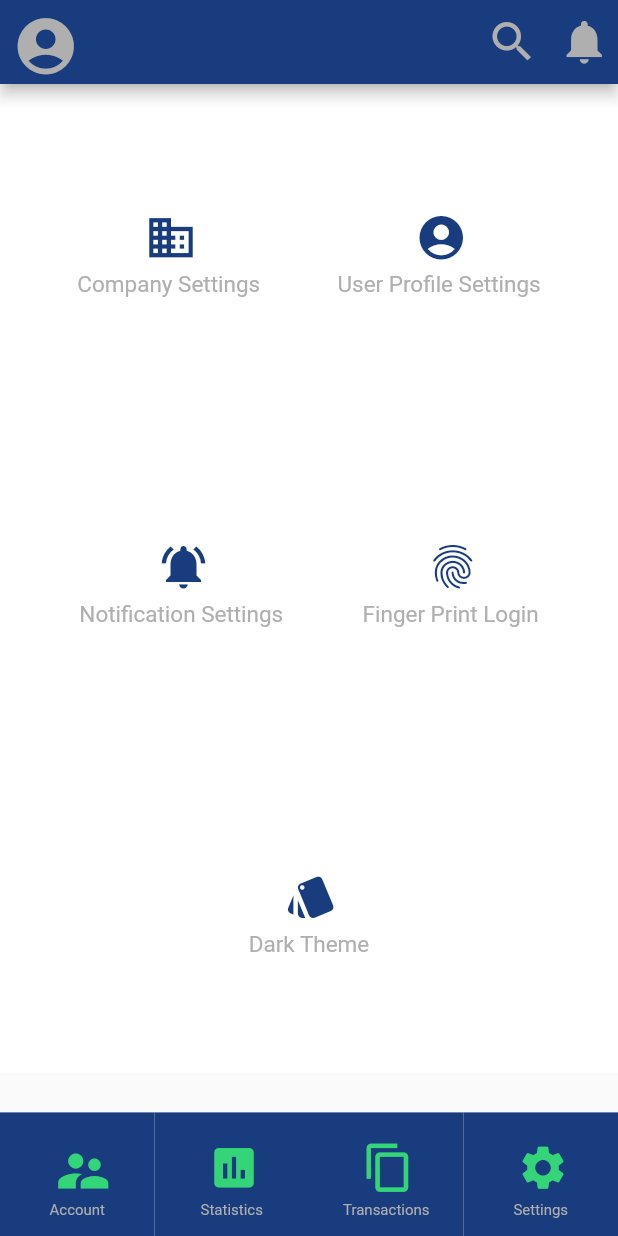
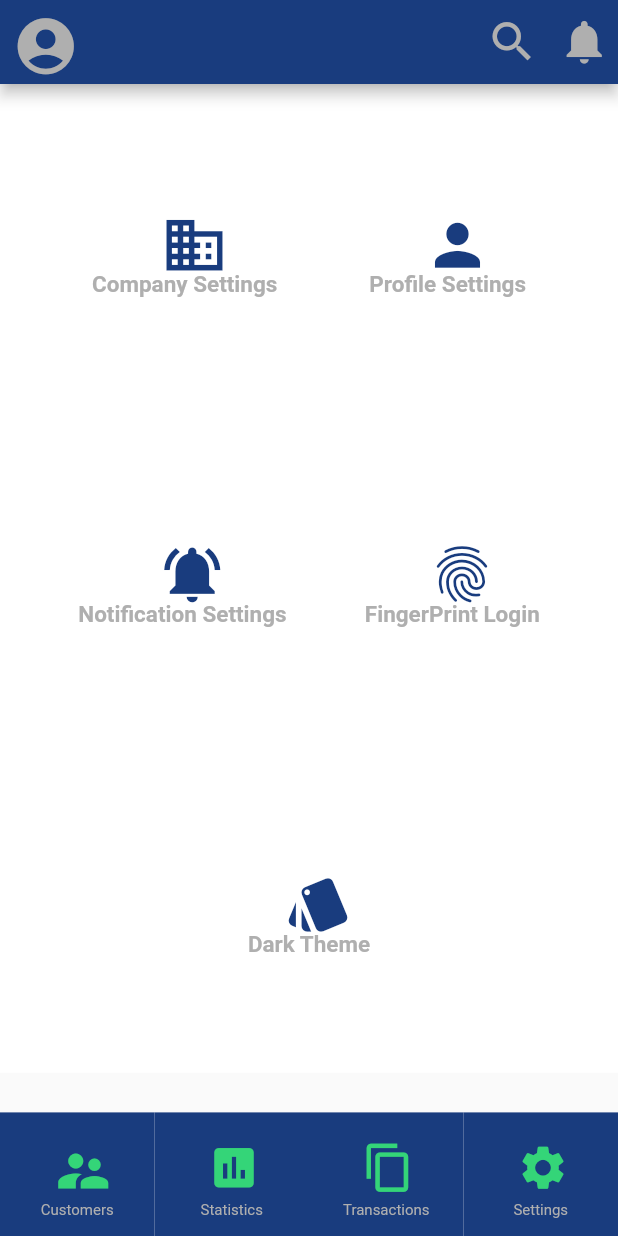
Before and after one commit to muthu-tm/insta-mfin, a Flutter app: the SettingMain screen opened directly, on a phone screen of 412 x 824 dp. Run offline on Flutter 3.47's test engine with Material 2 defaults, Android fonts, the phone set to English and light mode, and no system bars; our stand-ins replace cloud_firestore, email_validator, firebase_auth, moor, moor_flutter; accounts and stored records are empty; generated files the repository leaves out were written again.

Commit message:
integrated use landing page and setting page; organised the code

```diff
--- a/lib/Customer/AddCustomerPage.dart
+++ b/lib/Customer/AddCustomerPage.dart
@@ -1,5 +1,5 @@
 import 'package:flutter/material.dart';
-import 'package:instamfin/AppMain/appBar.dart';
+import 'package:instamfin/screens/app/appBar.dart';
 import 'package:instamfin/Common/CustomTextFormField.dart';
 
 class AddCustomerScreen extends StatefulWidget {
--- a/lib/Customer/profile.dart
+++ b/lib/Customer/profile.dart
@@ -1,7 +1,7 @@
 import 'package:flutter/material.dart';
 import 'package:flutter/rendering.dart';
-import 'package:instamfin/AppMain/appBar.dart';
-import 'package:instamfin/AppMain/bottomBar.dart';
+import 'package:instamfin/screens/app/appBar.dart';
+import 'package:instamfin/screens/app/bottomBar.dart';
 import 'package:instamfin/Common/CustomTextFormField.dart';
 import 'package:instamfin/Customer/customerOptions.dart';
 
--- a/lib/Customer/user.dart
+++ b/lib/Customer/user.dart
@@ -1,6 +1,6 @@
 import 'package:flutter/material.dart';
-import 'package:instamfin/AppMain/appBar.dart';
-import 'package:instamfin/AppMain/bottomBar.dart';
+import 'package:instamfin/screens/app/appBar.dart';
+import 'package:instamfin/screens/app/bottomBar.dart';
 import 'package:instamfin/Common/CustomTextField.dart';
 
 
--- a/lib/screens/LoginPage.dart
+++ b/lib/screens/LoginPage.dart
@@ -1,7 +1,7 @@
 import 'package:flutter/material.dart';
 import 'package:instamfin/Customer/profile.dart';
-import 'package:instamfin/screens/common/colors.dart';
-import 'package:instamfin/screens/common/validator.dart';
+import 'package:instamfin/screens/utils/colors.dart';
+import 'package:instamfin/screens/utils/validator.dart';
 import 'package:instamfin/services/controllers/auth/auth_controller.dart';
 
 class LoginController extends StatefulWidget {
--- a/lib/screens/SignupPage.dart
+++ b/lib/screens/SignupPage.dart
@@ -1,6 +1,6 @@
 import 'package:flutter/material.dart';
-import 'package:instamfin/screens/common/colors.dart';
-import 'package:instamfin/screens/common/validator.dart';
+import 'package:instamfin/screens/utils/colors.dart';
+import 'package:instamfin/screens/utils/validator.dart';
 import './../services/controllers/auth/auth_controller.dart';
 import 'package:instamfin/screens/settings/SettingsPage.dart';
 
--- a/lib/AppMain/appBar.dart
+++ b/lib/screens/app/appBar.dart
@@ -1,6 +1,6 @@
 import 'package:flutter/material.dart';
 import 'package:instamfin/Common/IconButton.dart';
-import 'package:instamfin/screens/common/colors.dart';
+import 'package:instamfin/screens/utils/colors.dart';
 
     Widget topAppBar() {
       return AppBar(
--- a/lib/screens/settings/CompanyProfileSettingPase.dart
+++ b/lib/screens/settings/CompanyProfileSettingPase.dart
@@ -1,6 +1,6 @@
 import 'package:flutter/material.dart';
-import 'package:instamfin/AppMain/appBar.dart';
-import 'package:instamfin/AppMain/bottomBar.dart';
+import 'package:instamfin/screens/app/appBar.dart';
+import 'package:instamfin/screens/app/bottomBar.dart';
 import 'package:instamfin/Common/CustomTextFormField.dart';
 
 class CompanyProfileSetting extends StatefulWidget {
--- a/lib/screens/settings/SettingsPage.dart
+++ b/lib/screens/settings/SettingsPage.dart
@@ -1,8 +1,8 @@
 import 'package:flutter/material.dart';
-import 'package:instamfin/AppMain/appBar.dart';
-import 'package:instamfin/AppMain/bottomBar.dart';
+import 'package:instamfin/screens/app/appBar.dart';
+import 'package:instamfin/screens/app/bottomBar.dart';
 import 'package:instamfin/Common/IconButton.dart';
-import 'package:instamfin/screens/common/colors.dart';
+import 'package:instamfin/screens/utils/colors.dart';
 
 class SettingMain extends StatefulWidget {
   const SettingMain({this.toggleView});
@@ -38,12 +38,13 @@ class _SettingMainState extends State<SettingMain> {
                     mainAxisAlignment: MainAxisAlignment.start,
                     children: <Widget>[
                       customIconButton(
-                          Icons.domain, 35.0, CustomColors.mfinBlue),
+                          Icons.domain, 45.0, CustomColors.mfinBlue),
                       Text(
                         "Company Settings",
                         style: TextStyle(
                           fontSize: 15,
                           color: CustomColors.mfinGrey,
+                          fontWeight: FontWeight.bold,
                         ),
                       ), // text
                     ],
@@ -56,12 +57,13 @@ class _SettingMainState extends State<SettingMain> {
                     mainAxisAlignment: MainAxisAlignment.start,
                     children: <Widget>[
                       customIconButton(
-                          Icons.account_circle, 35.0, CustomColors.mfinBlue),
+                          Icons.person, 45.0, CustomColors.mfinBlue),
                       Text(
-                        "User Profile Settings",
+                        "Profile Settings",
                         style: TextStyle(
                           fontSize: 15,
                           color: CustomColors.mfinGrey,
+                          fontWeight: FontWeight.bold,
                         ),
                       ), // text
                     ],
@@ -81,13 +83,14 @@ class _SettingMainState extends State<SettingMain> {
                   child: Column(
                     mainAxisAlignment: MainAxisAlignment.start,
                     children: <Widget>[
-                      customIconButton(Icons.notifications_active, 35.0,
+                      customIconButton(Icons.notifications_active, 45.0,
                           CustomColors.mfinBlue),
                       Text(
                         "Notification Settings",
                         style: TextStyle(
                           fontSize: 15,
                           color: CustomColors.mfinGrey,
+                          fontWeight: FontWeight.bold,
                         ),
                       ), // text
                     ],
@@ -100,12 +103,13 @@ class _SettingMainState extends State<SettingMain> {
                     mainAxisAlignment: MainAxisAlignment.start,
                     children: <Widget>[
                       customIconButton(
-                          Icons.fingerprint, 35.0, CustomColors.mfinBlue),
+                          Icons.fingerprint, 45.0, CustomColors.mfinBlue),
                       Text(
-                        "Finger Print Login",
+                        "FingerPrint Login",
                         style: TextStyle(
                           fontSize: 15,
                           color: CustomColors.mfinGrey,
+                          fontWeight: FontWeight.bold,
                         ),
                       ), // text
                     ],
@@ -125,12 +129,13 @@ class _SettingMainState extends State<SettingMain> {
                     mainAxisAlignment: MainAxisAlignment.spaceBetween,
                     children: <Widget>[
                       customIconButton(
-                          Icons.style, 35.0, CustomColors.mfinBlue),
+                          Icons.style, 45.0, CustomColors.mfinBlue),
                       Text(
                         "Dark Theme",
                         style: TextStyle(
                           fontSize: 15,
                           color: CustomColors.mfinGrey,
+                          fontWeight: FontWeight.bold,
                         ),
                       ), // text
                     ],
```
Also changed, not shown: lib/db/sqlite/sql_users.dart (+12 -6 lines), lib/screens/app/bottomBar.dart (renamed from lib/AppMain/bottomBar.dart, +17 -4 lines), lib/services/controllers/auth/auth_controller.dart (+13 -3 lines), lib/screens/utils/colors.dart (renamed from lib/screens/common/colors.dart), lib/screens/utils/validator.dart (renamed from lib/screens/common/validator.dart).
